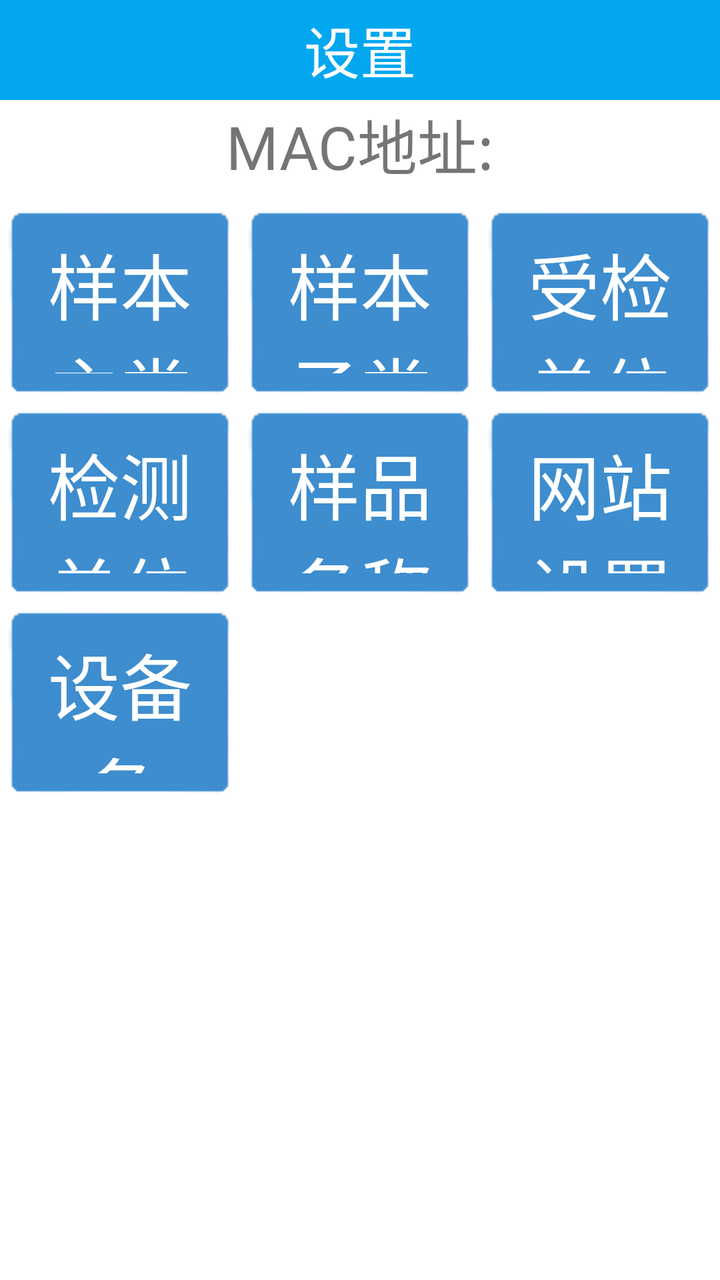
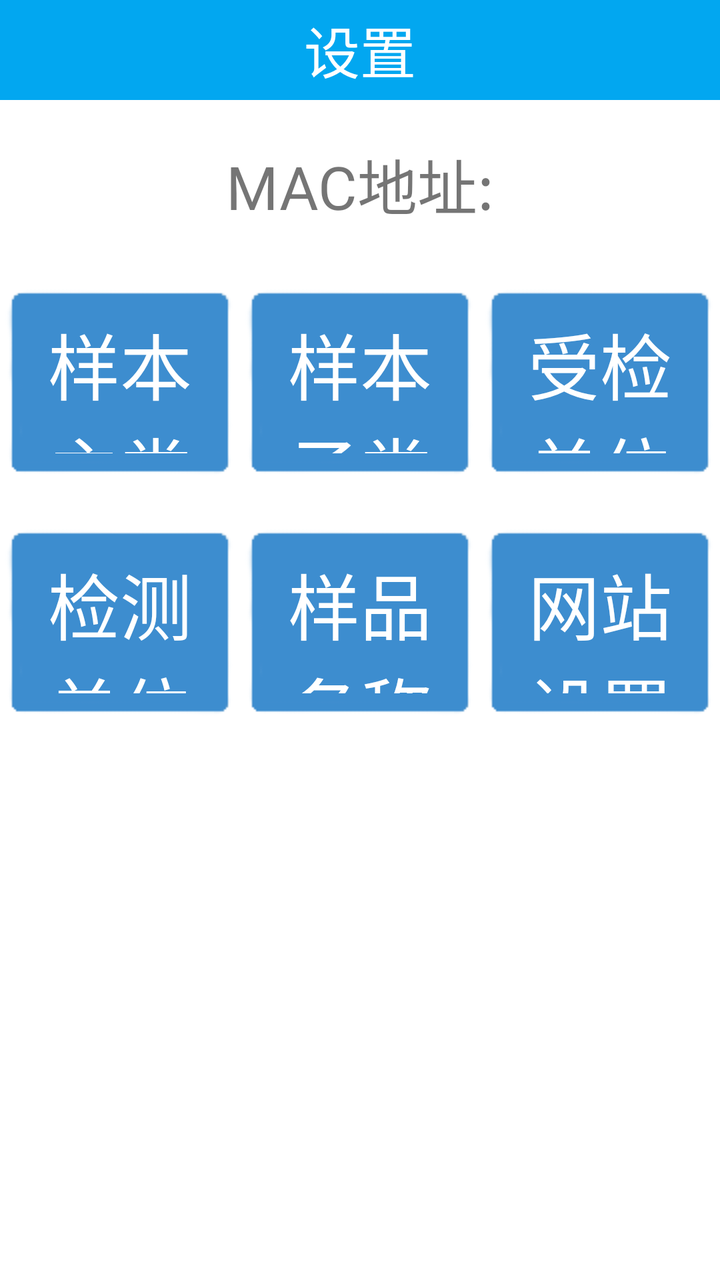

Two renders of the same Android screen: before a commit and after it. Below are the layout's source before the change and the commit's diff.
<!-- AndroidManifest.xml: application theme AppTheme -->
<!-- res/layout/activity_setting.xml -->
<?xml version="1.0" encoding="utf-8"?>
<LinearLayout xmlns:android="http://schemas.android.com/apk/res/android"
    xmlns:app="http://schemas.android.com/apk/res-auto"
    android:layout_width="match_parent"
    android:layout_height="match_parent"
    android:background="#FFFFFF"
    android:orientation="vertical">

    <TextView
        android:id="@+id/tv_title"
        android:layout_width="match_parent"
        android:layout_height="50dp"
        android:background="@color/THEME_COLOR"
        android:gravity="center"
        android:text="设置"
        android:textColor="@color/white"
        android:textSize="28sp" />

    <ScrollView
        android:layout_width="match_parent"
        android:layout_height="wrap_content">

        <LinearLayout
            android:layout_width="match_parent"
            android:layout_height="0dp"
            android:gravity="center"
            android:orientation="vertical"
            app:layout_constraintBottom_toBottomOf="parent"
            app:layout_constraintTop_toBottomOf="@+id/tv_title">

            <TextView
                android:id="@+id/tv_mac_url"
                android:layout_width="match_parent"
                android:layout_height="wrap_content"
                android:layout_marginBottom="10dp"
                android:gravity="center"
                android:text="MAC地址:"
                android:textSize="30sp" />

            <LinearLayout
                android:layout_width="match_parent"
                android:layout_height="wrap_content"
                android:orientation="horizontal">

                <Button
                    android:id="@+id/btn_sample_type_main"
                    android:layout_width="0dp"
                    android:layout_height="100dp"
                    android:layout_weight="1"
                    android:background="@drawable/btn_default1"
                    android:text="样本主类"
                    android:textColor="#ffffff"
                    android:textSize="36sp" />

                <Button
                    android:id="@+id/btn_sample_type_child"
                    android:layout_width="0dp"
                    android:layout_height="100dp"
                    android:layout_weight="1"
                    android:background="@drawable/btn_default1"
                    android:text="样本子类"
                    android:textColor="#ffffff"
                    android:textSize="36sp" />

                <Button
                    android:id="@+id/btn_bcheck_ori"
                    android:layout_width="0dp"
                    android:layout_height="100dp"
                    android:layout_weight="1"
                    android:background="@drawable/btn_default1"
                    android:text="受检单位"
                    android:textColor="#ffffff"
                    android:textSize="36sp" />
            </LinearLayout>

            <LinearLayout
                android:layout_width="match_parent"
                android:layout_height="wrap_content"
                android:orientation="horizontal">

                <Button
                    android:id="@+id/btn_check_ori"
                    android:layout_width="0dp"
                    android:layout_height="100dp"
                    android:layout_weight="1"
                    android:background="@drawable/btn_default1"
                    android:text="检测单位"
                    android:textColor="#ffffff"
                    android:textSize="36sp" />

                <Button
                    android:id="@+id/btn_sample"
                    android:layout_width="0dp"
                    android:layout_height="100dp"
                    android:layout_weight="1"
                    android:background="@drawable/btn_default1"
                    android:text="样品名称"
                    android:textColor="#ffffff"
                    android:textSize="36sp" />

                <Button
                    android:id="@+id/btn_open_1"
                    android:layout_width="0dp"
                    android:layout_height="100dp"
                    android:layout_weight="1"
                    android:background="@drawable/btn_default1"
                    android:text="网站设置"
                    android:textColor="#ffffff"
                    android:textSize="36sp" />

                <Button
                    android:id="@+id/btn_open_2"
                    android:layout_width="0dp"
                    android:layout_height="100dp"
                    android:layout_weight="1"
                    android:background="@drawable/btn_default1"
                    android:text="密码设置"
                    android:textColor="#ffffff"
                    android:textSize="36sp"
                    android:visibility="gone" />
            </LinearLayout>

            <LinearLayout
                android:layout_width="match_parent"
                android:layout_height="wrap_content"
                android:orientation="horizontal">

                <Button
                    android:id="@+id/btn_open_4"
                    android:layout_width="0dp"
                    android:layout_height="100dp"
                    android:layout_weight="1"
                    android:background="@drawable/btn_default1"
                    android:text="设备名(SN)设置"
                    android:textColor="#ffffff"
                    android:textSize="36sp" />

                <Button
                    android:id="@+id/btn_open_5"
                    android:layout_width="0dp"
                    android:layout_height="100dp"
                    android:layout_weight="1"
                    android:background="@drawable/btn_default1"
                    android:text="修改标题"
                    android:textColor="#ffffff"
                    android:textSize="36sp"
                    android:visibility="invisible" />


                <Button
                    android:id="@+id/btn_open_3"
                    android:layout_width="0dp"
                    android:layout_height="100dp"
                    android:layout_weight="1"
                    android:background="@drawable/btn_default1"
                    android:text="本机归属地设置"
                    android:textColor="#ffffff"
                    android:textSize="36sp"
                    android:visibility="invisible" />
            </LinearLayout>
        </LinearLayout>
    </ScrollView>
</LinearLayout>
<!-- resources referenced by this layout -->
<resources>
  <color name="THEME_COLOR">#02A7F0</color>
  <color name="white">#ffffff</color>
  <!-- drawable btn_default1 (drawable) -->
  <?xml version="1.0" encoding="utf-8"?>
  <selector xmlns:android="http://schemas.android.com/apk/res/android">
      <item android:state_pressed="true" android:drawable="@drawable/btn_blue_selected1"></item>
      <item android:state_pressed="false" android:drawable="@drawable/btn_blue_normal1"></item>
      <item android:drawable="@drawable/btn_blue_normal1"></item>
  </selector>
  <style name="AppTheme" parent="Theme.AppCompat.Light.DarkActionBar">
          
          <item name="android:windowNoTitle">true</item>
          <item name="android:windowFullscreen">true</item>
      </style>
  <!-- drawable btn_blue_selected1: png bitmap (drawable, 444 bytes) -->
  <!-- drawable btn_blue_normal1: png bitmap (drawable, 832 bytes) -->
</resources>

<!-- the commit's change to res/layout/activity_setting.xml (unified diff, before → after) -->
@@ -22,7 +22,7 @@
 
         <LinearLayout
             android:layout_width="match_parent"
-            android:layout_height="0dp"
+            android:layout_height="match_parent"
             android:gravity="center"
             android:orientation="vertical"
             app:layout_constraintBottom_toBottomOf="parent"
@@ -32,6 +32,7 @@
                 android:id="@+id/tv_mac_url"
                 android:layout_width="match_parent"
                 android:layout_height="wrap_content"
+                android:layout_marginTop="20dp"
                 android:layout_marginBottom="10dp"
                 android:gravity="center"
                 android:text="MAC地址:"
@@ -40,6 +41,7 @@
             <LinearLayout
                 android:layout_width="match_parent"
                 android:layout_height="wrap_content"
+                android:layout_marginTop="20dp"
                 android:orientation="horizontal">
 
                 <Button
@@ -76,6 +78,7 @@
             <LinearLayout
                 android:layout_width="match_parent"
                 android:layout_height="wrap_content"
+                android:layout_marginTop="20dp"
                 android:orientation="horizontal">
 
                 <Button
@@ -133,7 +136,8 @@
                     android:background="@drawable/btn_default1"
                     android:text="设备名(SN)设置"
                     android:textColor="#ffffff"
-                    android:textSize="36sp" />
+                    android:textSize="36sp"
+                    android:visibility="gone" />
 
                 <Button
                     android:id="@+id/btn_open_5"
